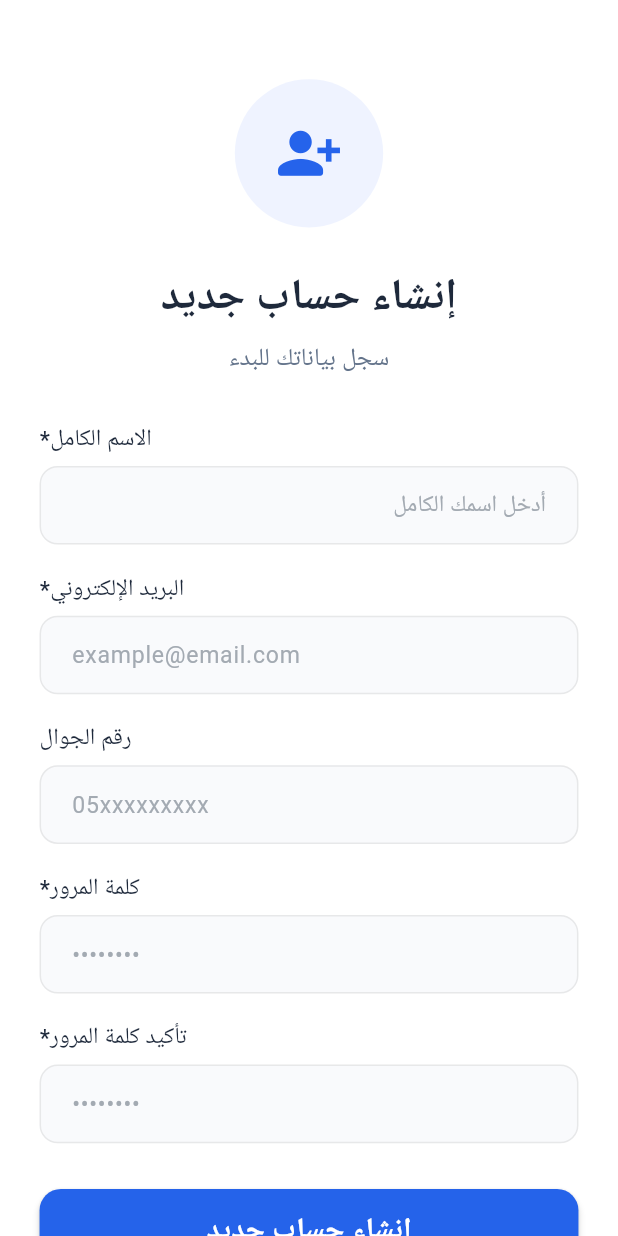
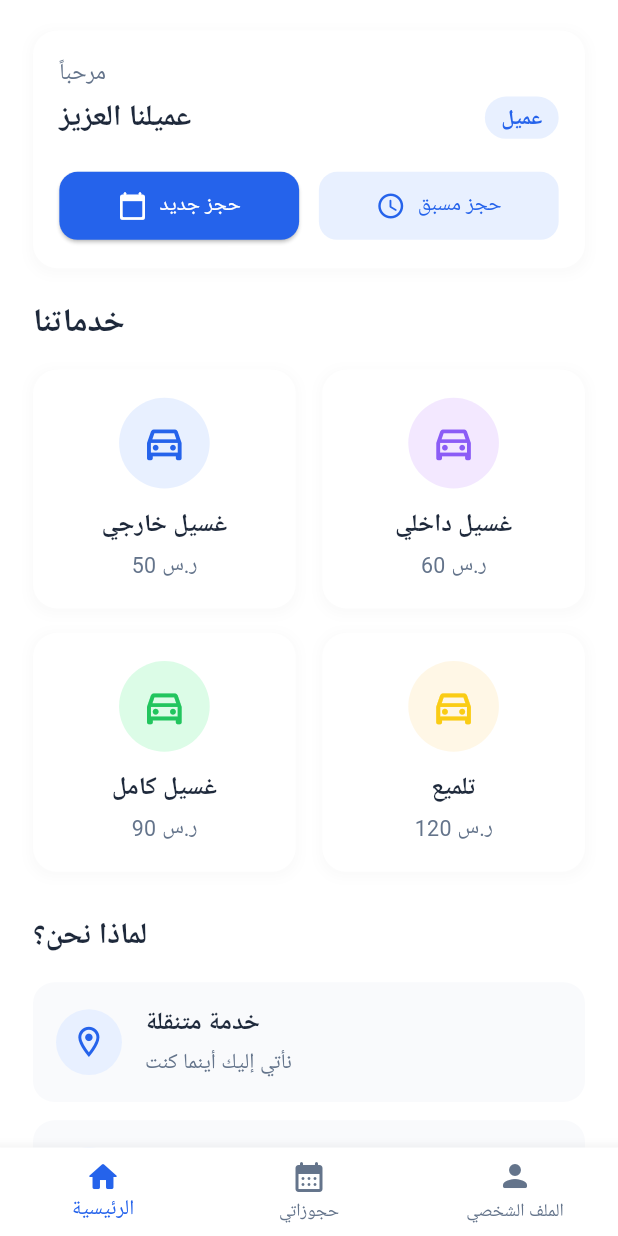
Before and after one commit to gerges46/smart_wash, a Flutter app: the screen it shows after launch, on a phone screen of 412 x 824 dp. Run offline on Flutter 3.47's test engine with Material 3 defaults, Android fonts, the phone set to English and light mode, and no system bars; our stand-ins replace dio, flutter_screenutil.

Commit message:
Finish Home screen UI and navigation with clean architecture

```diff
--- a/lib/core/constants/app_color.dart
+++ b/lib/core/constants/app_color.dart
@@ -16,4 +16,15 @@ class AppColor {
   static const Color iconBackground = Color(0xFFEFF3FF);
 
   static final BorderRadius borderRadius = BorderRadius.circular(12);
+
+  static const Color white = Colors.white;
+
+  static const Color lightBlueBackground = Color(0xFFE8F0FF);
+  static const Color lightPurpleBackground = Color(0xFFF3E8FF);
+  static const Color lightGreenBackground = Color(0xFFDCFCE7);
+  static const Color lightYellowBackground = Color(0xFFFFF7E6);
+
+  static const Color purple = Color(0xFF8B5CF6);
+  static const Color green = Color(0xFF22C55E);
+  static const Color yellow = Color(0xFFFACC15);
 }
--- a/lib/core/constants/app_strings.dart
+++ b/lib/core/constants/app_strings.dart
@@ -17,4 +17,37 @@ class AppStrings {
   static const String emailHint = "example@email.com";
   static const String phoneHint = "05xxxxxxxxx";
   static const String passwordHint = "••••••••";
+
+  // Bottom navigation
+  static const String home = "الرئيسية";
+  static const String myBookings = "حجوزاتي";
+  static const String profile = "الملف الشخصي";
+
+  // Home header
+  static const String welcome = "مرحباً";
+  static const String dearCustomer = "عميلنا العزيز";
+  static const String client = "عميل";
+  static const String newBooking = "حجز جديد";
+  static const String previousBooking = "حجز مسبق";
+
+  // Services section
+  static const String ourServices = "خدماتنا";
+  static const String externalWash = "غسيل خارجي";
+  static const String internalWash = "غسيل داخلي";
+  static const String fullWash = "غسيل كامل";
+  static const String polish = "تلميع";
+
+  static const String externalPrice = "50 ر.س";
+  static const String internalPrice = "60 ر.س";
+  static const String fullPrice = "90 ر.س";
+  static const String polishPrice = "120 ر.س";
+
+  // Why us section
+  static const String whyUs = "لماذا نحن؟";
+  static const String mobileService = "خدمة متنقلة";
+  static const String mobileServiceDesc = "نأتي إليك أينما كنت";
+  static const String flexibleTimes = "مواعيد مرنة";
+  static const String flexibleTimesDesc = "اختر الوقت المناسب لك";
+  static const String highQuality = "جودة عالية";
+  static const String highQualityDesc = "فريق محترف ومعدات حديثة";
 }
--- a/lib/core/constants/value_manager.dart
+++ b/lib/core/constants/value_manager.dart
@@ -41,6 +41,7 @@ class AppSize {
   static const double s8 = 8.0;
   static const double s10 = 10.0;
   static const double s12 = 12.0;
+  static const double s13 = 13.0;
   static const double s14 = 14.0;
   static const double s16 = 16.0;
   static const double s18 = 18.0;
@@ -49,6 +50,7 @@ class AppSize {
   static const double s24 = 24.0;
   static const double s25 = 25.0;
   static const double s26 = 26.0;
+  static const double s28 = 28.0;
   static const double s30 = 30.0;
   static const double s32 = 32.0;
   static const double s36 = 36.0;
--- a/lib/core/routes/app_router.dart
+++ b/lib/core/routes/app_router.dart
@@ -2,11 +2,13 @@ import 'package:flutter/material.dart';
 import 'package:smart_clean/core/constants/app_strings.dart';
 import 'package:smart_clean/features/auth/views/login_view.dart';
 import 'package:smart_clean/features/auth/views/register_view.dart';
+import 'package:smart_clean/features/home/home_view.dart';
 
 class Routes {
   static const String splashRoute = "/";
   static const String loginRoute = "/login";
   static const String registerRoute = "/register";
+  static const String homeRoute = "/home";
 }
 
 class RouteGenerator {
@@ -19,7 +21,8 @@ class RouteGenerator {
         return MaterialPageRoute(builder: (_) => const LoginView());
       case Routes.registerRoute:
         return MaterialPageRoute(builder: (_) => const RegisterView());
-
+      case Routes.homeRoute:
+        return MaterialPageRoute(builder: (_) => const HomeView());
       default:
         return unDefinedRoute();
     }
--- /dev/null
+++ b/lib/features/home/home_view.dart
@@ -0,0 +1,70 @@
+import 'package:flutter/material.dart';
+import 'package:smart_clean/core/constants/app_color.dart';
+import 'package:smart_clean/core/constants/app_strings.dart';
+import 'package:smart_clean/features/home/views/home_tab.dart';
+import 'package:smart_clean/features/home/views/my_bookings_view.dart';
+import 'package:smart_clean/features/home/views/profile_view.dart';
+
+class HomeView extends StatefulWidget {
+  const HomeView({super.key});
+
+  @override
+  State<HomeView> createState() => _HomeViewState();
+}
+
+class _HomeViewState extends State<HomeView> {
+  int _selectedIndex = 0;
+
+  final List<Widget> _screens = const [
+    HomeTab(),
+    MyBookingsView(),
+    ProfileView(),
+  ];
+
+  void _onItemTapped(int index) {
+    setState(() {
+      _selectedIndex = index;
+    });
+  }
+
+  @override
+  Widget build(BuildContext context) {
+    return Scaffold(
+      backgroundColor: AppColor.backgroundColor,
+      body: SafeArea(
+        child: IndexedStack(index: _selectedIndex, children: _screens),
+      ),
+      bottomNavigationBar: Theme(
+        data: Theme.of(context).copyWith(
+          splashColor: Colors.transparent, // 🔹 يلغي لون الضغط (splash)
+          highlightColor: Colors.transparent, // 🔹 يلغي تأثير اللمس
+          splashFactory:
+              NoSplash.splashFactory, // 🔹 يمنع إنشاء الأنيميشن أصلًا
+        ),
+        child: BottomNavigationBar(
+          type: BottomNavigationBarType.fixed,
+          currentIndex: _selectedIndex,
+          selectedItemColor: AppColor.primaryColor,
+          unselectedItemColor: AppColor.textSecondary,
+          showUnselectedLabels: true,
+          backgroundColor: AppColor.white,
+          onTap: _onItemTapped,
+          items: const [
+            BottomNavigationBarItem(
+              icon: Icon(Icons.home_rounded),
+              label: AppStrings.home,
+            ),
+            BottomNavigationBarItem(
+              icon: Icon(Icons.calendar_month_rounded),
+              label: AppStrings.myBookings,
+            ),
+            BottomNavigationBarItem(
+              icon: Icon(Icons.person_rounded),
+              label: AppStrings.profile,
+            ),
+          ],
+        ),
+      ),
+    );
+  }
+}
--- /dev/null
+++ b/lib/features/home/views/home_tab.dart
@@ -0,0 +1,103 @@
+import 'package:flutter/material.dart';
+import 'package:flutter_screenutil/flutter_screenutil.dart';
+import 'package:smart_clean/core/constants/app_color.dart';
+import 'package:smart_clean/core/constants/app_strings.dart';
+import 'package:smart_clean/core/constants/value_manager.dart';
+import 'package:smart_clean/features/home/views/widgets/home_header.dart';
+import 'package:smart_clean/features/home/views/widgets/service_card.dart';
+import 'package:smart_clean/features/home/views/widgets/why_us_tile.dart';
+
+class HomeTab extends StatelessWidget {
+  const HomeTab({super.key});
+
+  @override
+  Widget build(BuildContext context) {
+    return SingleChildScrollView(
+      padding: EdgeInsets.symmetric(
+        horizontal: AppPadding.p20.w,
+        vertical: AppPadding.p20.h,
+      ),
+      child: Column(
+        crossAxisAlignment: CrossAxisAlignment.start,
+        children: [
+          const HomeHeader(),
+          SizedBox(height: AppSize.s20.h),
+
+          Text(
+            AppStrings.ourServices,
+            style: TextStyle(
+              fontSize: AppSize.s20.sp,
+              fontWeight: FontWeight.bold,
+              color: AppColor.textPrimary,
+            ),
+          ),
+          SizedBox(height: AppSize.s16.h),
+
+          GridView.count(
+            crossAxisCount: 2,
+            shrinkWrap: true,
+            physics: const NeverScrollableScrollPhysics(),
+            mainAxisSpacing: AppSize.s16.h,
+            crossAxisSpacing: AppSize.s16.w,
+            childAspectRatio: 1.1,
+            children: const [
+              ServiceCard(
+                color: AppColor.lightBlueBackground,
+                iconColor: AppColor.primaryColor,
+                title: AppStrings.externalWash,
+                price: AppStrings.externalPrice,
+              ),
+              ServiceCard(
+                color: AppColor.lightPurpleBackground,
+                iconColor: AppColor.purple,
+                title: AppStrings.internalWash,
+                price: AppStrings.internalPrice,
+              ),
+              ServiceCard(
+                color: AppColor.lightGreenBackground,
+                iconColor: AppColor.green,
+                title: AppStrings.fullWash,
+                price: AppStrings.fullPrice,
+              ),
+              ServiceCard(
+                color: AppColor.lightYellowBackground,
+                iconColor: AppColor.yellow,
+                title: AppStrings.polish,
+                price: AppStrings.polishPrice,
+              ),
+            ],
+          ),
+
+          SizedBox(height: AppSize.s28.h),
+          Text(
+            AppStrings.whyUs,
+            style: TextStyle(
+              fontSize: AppSize.s18.sp,
+              fontWeight: FontWeight.bold,
+              color: AppColor.textPrimary,
+            ),
+          ),
+          SizedBox(height: AppSize.s16.h),
+
+          const WhyUsTile(
+            icon: Icons.location_on_outlined,
+            title: AppStrings.mobileService,
+            subtitle: AppStrings.mobileServiceDesc,
+          ),
+          SizedBox(height: AppSize.s12.h),
+          const WhyUsTile(
+            icon: Icons.access_time_outlined,
+            title: AppStrings.flexibleTimes,
+            subtitle: AppStrings.flexibleTimesDesc,
+          ),
+          SizedBox(height: AppSize.s12.h),
+          const WhyUsTile(
+            icon: Icons.local_car_wash_outlined,
+            title: AppStrings.highQuality,
+            subtitle: AppStrings.highQualityDesc,
+          ),
+        ],
+      ),
+    );
+  }
+}
--- /dev/null
+++ b/lib/features/home/views/my_bookings_view.dart
@@ -0,0 +1,20 @@
+import 'package:flutter/material.dart';
+import 'package:smart_clean/core/constants/app_color.dart';
+
+class MyBookingsView extends StatelessWidget {
+  const MyBookingsView({super.key});
+
+  @override
+  Widget build(BuildContext context) {
+    return const Center(
+      child: Text(
+        "صفحة حجوزاتي 📅",
+        style: TextStyle(
+          fontSize: 20,
+          color: AppColor.textPrimary,
+          fontWeight: FontWeight.bold,
+        ),
+      ),
+    );
+  }
+}
--- /dev/null
+++ b/lib/features/home/views/profile_view.dart
@@ -0,0 +1,20 @@
+import 'package:flutter/material.dart';
+import 'package:smart_clean/core/constants/app_color.dart';
+
+class ProfileView extends StatelessWidget {
+  const ProfileView({super.key});
+
+  @override
+  Widget build(BuildContext context) {
+    return const Center(
+      child: Text(
+        "الملف الشخصي 👤",
+        style: TextStyle(
+          fontSize: 20,
+          color: AppColor.textPrimary,
+          fontWeight: FontWeight.bold,
+        ),
+      ),
+    );
+  }
+}
--- /dev/null
+++ b/lib/features/home/views/widgets/home_header.dart
@@ -0,0 +1,110 @@
+import 'package:flutter/material.dart';
+import 'package:flutter_screenutil/flutter_screenutil.dart';
+import 'package:smart_clean/core/constants/app_color.dart';
+import 'package:smart_clean/core/constants/app_strings.dart';
+import 'package:smart_clean/core/constants/value_manager.dart';
+
+class HomeHeader extends StatelessWidget {
+  const HomeHeader({super.key});
+
+  @override
+  Widget build(BuildContext context) {
+    return Container(
+      padding: EdgeInsets.all(AppPadding.p16.w),
+      decoration: BoxDecoration(
+        color: AppColor.white,
+        borderRadius: BorderRadius.circular(AppSize.s16.r),
+        boxShadow: [
+          BoxShadow(
+            color: Colors.grey.withOpacity(0.05),
+            spreadRadius: 2,
+            blurRadius: 6,
+            offset: const Offset(0, 2),
+          ),
+        ],
+      ),
+      child: Column(
+        crossAxisAlignment: CrossAxisAlignment.start,
+        children: [
+          Text(
+            AppStrings.welcome,
+            style: TextStyle(
+              fontSize: AppSize.s14.sp,
+              color: AppColor.textSecondary,
+            ),
+          ),
+          SizedBox(height: AppSize.s4.h),
+          Row(
+            children: [
+              Expanded(
+                child: Text(
+                  AppStrings.dearCustomer,
+                  style: TextStyle(
+                    fontSize: AppSize.s18.sp,
+                    fontWeight: FontWeight.bold,
+                    color: AppColor.textPrimary,
+                  ),
+                ),
+              ),
+              Container(
+                padding: EdgeInsets.symmetric(
+                  horizontal: AppPadding.p10.w,
+                  vertical: AppPadding.p4.h,
+                ),
+                decoration: BoxDecoration(
+                  color: AppColor.lightBlueBackground,
+                  borderRadius: BorderRadius.circular(AppSize.s20.r),
+                ),
+                child: Text(
+                  AppStrings.client,
+                  style: TextStyle(
+                    fontSize: AppSize.s13.sp,
+                    color: AppColor.primaryColor,
+                    fontWeight: FontWeight.w600,
+                  ),
+                ),
+              ),
+            ],
+          ),
+          SizedBox(height: AppSize.s20.h),
+          Row(
+            children: [
+              Expanded(
+                child: ElevatedButton.icon(
+                  onPressed: () {},
+                  icon: const Icon(Icons.calendar_today_rounded, size: 20),
+                  label: const Text(AppStrings.newBooking),
+                  style: ElevatedButton.styleFrom(
+                    backgroundColor: AppColor.primaryColor,
+                    foregroundColor: AppColor.white,
+                    padding: EdgeInsets.symmetric(vertical: AppPadding.p12.h),
+                    shape: RoundedRectangleBorder(
+                      borderRadius: BorderRadius.circular(AppSize.s12.r),
+                    ),
+                  ),
+                ),
+              ),
+              SizedBox(width: AppSize.s12.w),
+              Expanded(
+                child: OutlinedButton.icon(
+                  onPressed: () {},
+                  icon: const Icon(Icons.access_time_rounded, size: 20),
+                  label: const Text(AppStrings.previousBooking),
+                  style: OutlinedButton.styleFrom(
+                    padding: EdgeInsets.symmetric(vertical: AppPadding.p12.h),
+                    backgroundColor: AppColor.lightBlueBackground,
+                    side: const BorderSide(color: Colors.transparent),
+                    foregroundColor: AppColor.primaryColor,
+                    shape: RoundedRectangleBorder(
+                      borderRadius: BorderRadius.circular(AppSize.s12.r),
+                    ),
+                  ),
+                ),
+              ),
+            ],
+          ),
+        ],
+      ),
+    );
+  }
+}
--- /dev/null
+++ b/lib/features/home/views/widgets/service_card.dart
@@ -0,0 +1,69 @@
+import 'package:flutter/material.dart';
+import 'package:flutter_screenutil/flutter_screenutil.dart';
+import 'package:smart_clean/core/constants/app_color.dart';
+import 'package:smart_clean/core/constants/value_manager.dart';
+
+class ServiceCard extends StatelessWidget {
+  final Color color;
+  final Color iconColor;
+  final String title;
+  final String price;
+
+  const ServiceCard({
+    super.key,
+    required this.color,
+    required this.iconColor,
+    required this.title,
+    required this.price,
+  });
+
+  @override
+  Widget build(BuildContext context) {
+    return Container(
+      decoration: BoxDecoration(
+        color: AppColor.white,
+        borderRadius: BorderRadius.circular(AppSize.s16.r),
+        boxShadow: [
+          BoxShadow(
+            color: Colors.grey.withOpacity(0.05),
+            spreadRadius: 2,
+            blurRadius: 6,
+            offset: const Offset(0, 2),
+          ),
+        ],
+      ),
+      child: Padding(
+        padding: EdgeInsets.symmetric(vertical: AppPadding.p16.h),
+        child: Column(
+          mainAxisAlignment: MainAxisAlignment.center,
+          children: [
+            Container(
+              height: 55.w,
+              width: 55.w,
+              decoration: BoxDecoration(color: color, shape: BoxShape.circle),
+              child: Icon(
+                Icons.directions_car_outlined,
+                color: iconColor,
+                size: 28.w,
+              ),
+            ),
+            SizedBox(height: AppSize.s12.h),
+            Text(
+              title,
+              style: TextStyle(
+                fontSize: 15.sp,
+                fontWeight: FontWeight.w600,
+                color: AppColor.textPrimary,
+              ),
+            ),
+            SizedBox(height: AppSize.s4.h),
+            Text(
+              price,
+              style: TextStyle(fontSize: 13.sp, color: AppColor.textSecondary),
+            ),
+          ],
+        ),
+      ),
+    );
+  }
+}
--- /dev/null
+++ b/lib/features/home/views/widgets/why_us_tile.dart
@@ -0,0 +1,65 @@
+import 'package:flutter/material.dart';
+import 'package:flutter_screenutil/flutter_screenutil.dart';
+import 'package:smart_clean/core/constants/app_color.dart';
+import 'package:smart_clean/core/constants/value_manager.dart';
+
+class WhyUsTile extends StatelessWidget {
+  final IconData icon;
+  final String title;
+  final String subtitle;
+
+  const WhyUsTile({
+    super.key,
+    required this.icon,
+    required this.title,
+    required this.subtitle,
+  });
+
+  @override
+  Widget build(BuildContext context) {
+    return Container(
+      padding: EdgeInsets.all(AppPadding.p14.w),
+      decoration: BoxDecoration(
+        color: AppColor.fillFiledColor,
+        borderRadius: BorderRadius.circular(AppSize.s14.r),
+      ),
+      child: Row(
+        children: [
+          Container(
+            height: 40.w,
+            width: 40.w,
+            decoration: const BoxDecoration(
+              color: AppColor.lightBlueBackground,
+              shape: BoxShape.circle,
+            ),
+            child: Icon(icon, color: AppColor.primaryColor, size: 22.w),
+          ),
+          SizedBox(width: AppSize.s14.w),
+          Expanded(
+            child: Column(
+              crossAxisAlignment: CrossAxisAlignment.start,
+              children: [
+                Text(
+                  title,
+                  style: TextStyle(
+                    fontSize: 15.sp,
+                    fontWeight: FontWeight.bold,
+                    color: AppColor.textPrimary,
+                  ),
+                ),
+                SizedBox(height: AppSize.s4.h),
+                Text(
+                  subtitle,
+                  style: TextStyle(
+                    fontSize: 13.sp,
+                    color: AppColor.textSecondary,
+                  ),
+                ),
+              ],
+            ),
+          ),
+        ],
+      ),
+    );
+  }
+}
--- a/lib/main.dart
+++ b/lib/main.dart
@@ -22,7 +22,7 @@ class MyApp extends StatelessWidget {
       debugShowCheckedModeBanner: false,
       title: 'Mr. App',
       onGenerateRoute: RouteGenerator.getRoute,
-      initialRoute: Routes.registerRoute,
+      initialRoute: Routes.homeRoute,
     );
   }
 }
```
Also changed, not shown: lib/features/home/views/home_view.dart (deleted).
